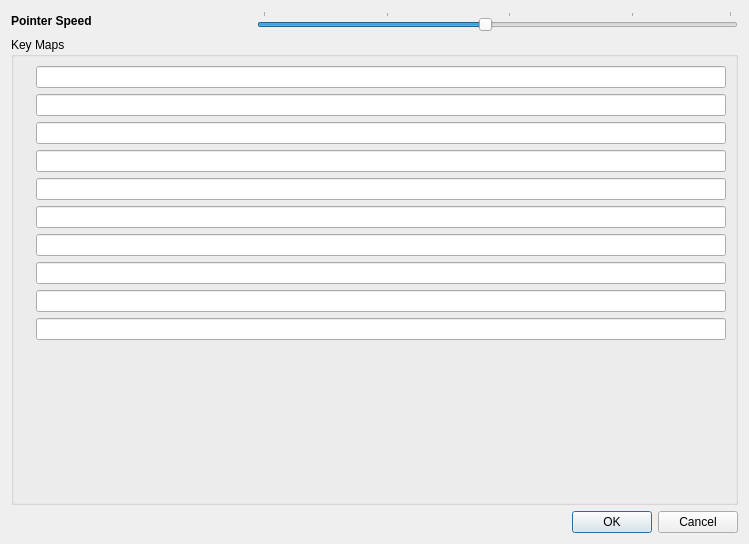
kitswas/VirtualGamePad-PC, file src/preferences.ui: the form before one commit.
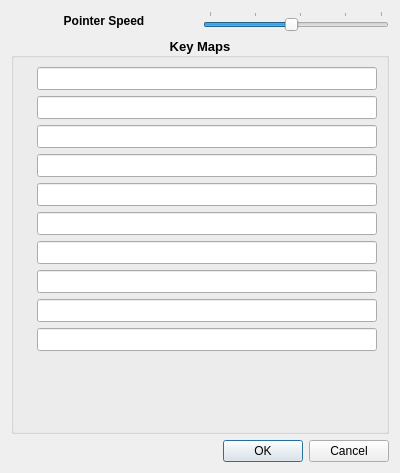
The form after the commit. Icons and pictures are not drawn.

```diff
--- a/src/preferences.ui
+++ b/src/preferences.ui
@@ -6,8 +6,8 @@
    <rect>
     <x>0</x>
     <y>0</y>
-    <width>749</width>
-    <height>544</height>
+    <width>400</width>
+    <height>473</height>
    </rect>
   </property>
   <property name="windowTitle">
@@ -32,13 +32,16 @@
        <property name="text">
         <string>Pointer Speed</string>
        </property>
+       <property name="alignment">
+        <set>Qt::AlignCenter</set>
+       </property>
       </widget>
      </item>
      <item>
       <widget class="QSlider" name="horizontalSlider">
        <property name="sizePolicy">
         <sizepolicy hsizetype="MinimumExpanding" vsizetype="Preferred">
-         <horstretch>2</horstretch>
+         <horstretch>1</horstretch>
          <verstretch>0</verstretch>
         </sizepolicy>
        </property>
@@ -72,9 +75,18 @@
        <verstretch>0</verstretch>
       </sizepolicy>
      </property>
+     <property name="font">
+      <font>
+       <pointsize>10</pointsize>
+       <bold>true</bold>
+      </font>
+     </property>
      <property name="title">
       <string>Key Maps</string>
      </property>
+     <property name="alignment">
+      <set>Qt::AlignCenter</set>
+     </property>
      <layout class="QFormLayout" name="formLayout">
       <item row="0" column="0">
        <widget class="QLabel" name="xbutton">
@@ -93,6 +105,7 @@
         </property>
         <property name="font">
          <font>
+          <pointsize>10</pointsize>
           <bold>true</bold>
          </font>
         </property>
@@ -118,6 +131,7 @@
         </property>
         <property name="font">
          <font>
+          <pointsize>10</pointsize>
           <bold>true</bold>
          </font>
         </property>
@@ -143,6 +157,7 @@
         </property>
         <property name="font">
          <font>
+          <pointsize>10</pointsize>
           <bold>true</bold>
          </font>
         </property>
@@ -168,6 +183,7 @@
         </property>
         <property name="font">
          <font>
+          <pointsize>10</pointsize>
           <bold>true</bold>
          </font>
         </property>
@@ -193,6 +209,7 @@
         </property>
         <property name="font">
          <font>
+          <pointsize>10</pointsize>
           <bold>true</bold>
          </font>
         </property>
@@ -218,6 +235,7 @@
         </property>
         <property name="font">
          <font>
+          <pointsize>10</pointsize>
           <bold>true</bold>
          </font>
         </property>
@@ -243,6 +261,7 @@
         </property>
         <property name="font">
          <font>
+          <pointsize>10</pointsize>
           <bold>true</bold>
          </font>
         </property>
@@ -268,6 +287,7 @@
         </property>
         <property name="font">
          <font>
+          <pointsize>10</pointsize>
           <bold>true</bold>
          </font>
         </property>
@@ -293,6 +313,7 @@
         </property>
         <property name="font">
          <font>
+          <pointsize>10</pointsize>
           <bold>true</bold>
          </font>
         </property>
@@ -318,6 +339,7 @@
         </property>
         <property name="font">
          <font>
+          <pointsize>10</pointsize>
           <bold>true</bold>
          </font>
         </property>
```
